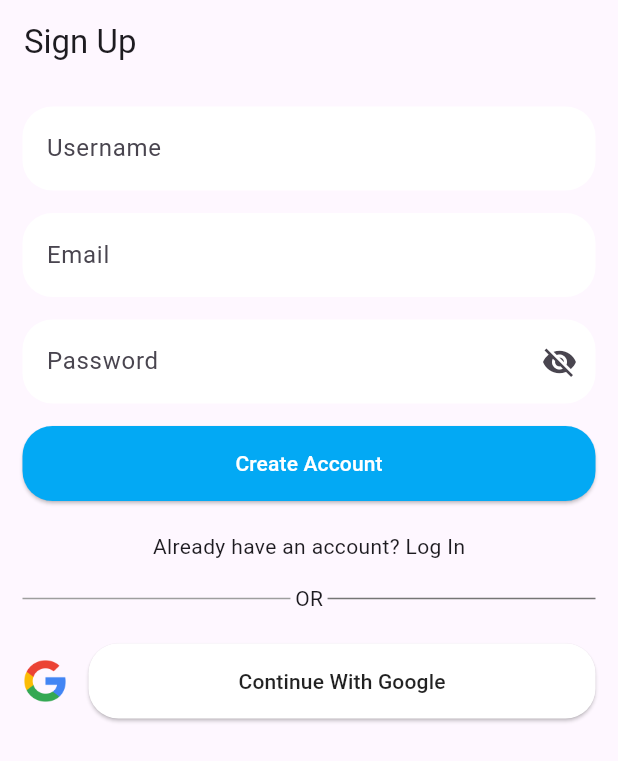
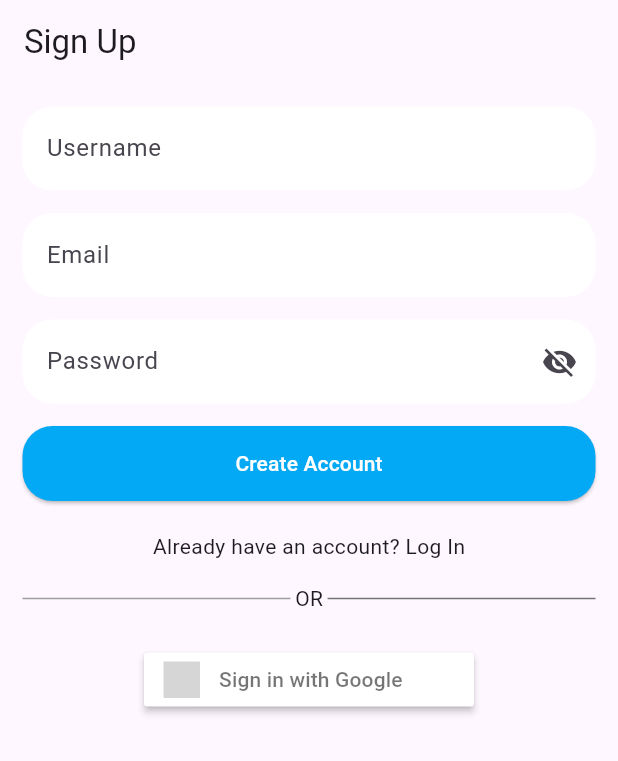
Before and after one commit to Rani1281/ProCal, a Flutter app: the screen it shows after launch, on a phone screen of 412 x 824 dp. Shown: the top 761 px of the screen. Run offline on Flutter 3.47's test engine with Material 3 defaults, Android fonts, the light colour scheme and no system bars; drawn by our look-alikes of sign_in_button; our stand-ins replace cloud_firestore, firebase_auth, firebase_core, fluttertoast, google_sign_in; accounts and stored records are empty; grey boxes are pictures that could not be loaded.

Commit message:
google sign in finish

```diff
--- a/lib/pages/main_auth.dart
+++ b/lib/pages/main_auth.dart
@@ -7,6 +7,7 @@ import 'package:procal/widgets/auth_page_design.dart';
 import 'package:procal/widgets/my_button.dart';
 import 'package:procal/widgets/my_text_field.dart';
 import 'package:procal/widgets/my_toast.dart';
+import 'package:sign_in_button/sign_in_button.dart';
 
 class MainAuthPage extends StatefulWidget {
   const MainAuthPage({required this.destination, super.key});
@@ -23,7 +24,7 @@ class MainAuthPageState extends State<MainAuthPage> {
   late Map<AuthPages, AuthPageDesign> authPages;
 
   final AuthService _auth = AuthService();
-  final MyMoast myToast = MyMoast();
+  final MyToast myToast = MyToast();
 
   final TextEditingController emailControler = TextEditingController();
   final TextEditingController passwordControler = TextEditingController();
@@ -188,40 +189,37 @@ class MainAuthPageState extends State<MainAuthPage> {
               ),
               const SizedBox(height: 20),
 
+              SignInButton(Buttons.google, onPressed: _auth.signInWithGoogle),
+
               // Continue with google button
-              Row(
-                children: [
-                  SizedBox(
-                    height: 30,
-                    width: 30,
-                    child: Image.asset('assets/google-logo.png')
-                  ),
-                  // MyButton(
-                  //   text: 'Continue With Google',
-                  //   onPressed: _auth.signInWithGoogle,
-                  //   bgColor: Colors.white,
-                  //   textColor: Colors.black,
-                  // ),
-                  const SizedBox(width: 14),
+              // Row(
+              //   children: [
+              //     SizedBox(
+              //       height: 30,
+              //       width: 30,
+              //       child: Image.asset('assets/google-logo.png')
+              //     ),
 
-                  Expanded(
-                    child: SizedBox(
-                      height: 50,
-                      child: ElevatedButton.icon(
-                        onPressed: _auth.signInWithGoogle,
-                        label: const Text('Continue With Google'),
-                        style: ElevatedButton.styleFrom(
-                          backgroundColor: Colors.white,
-                          foregroundColor: Colors.black87,
-                          shape: RoundedRectangleBorder(
-                            borderRadius: BorderRadius.circular(20), // Adjust the radius as needed
-                          ),
-                        ),
-                      ),
-                    ),
-                  ),
-                ],
-              ),
+              //     const SizedBox(width: 14),
+
+              //     Expanded(
+              //       child: SizedBox(
+              //         height: 50,
+              //         child: ElevatedButton.icon(
+              //           onPressed: _auth.signInWithGoogle,
+              //           label: const Text('Continue With Google'),
+              //           style: ElevatedButton.styleFrom(
+              //             backgroundColor: Colors.white,
+              //             foregroundColor: Colors.black87,
+              //             shape: RoundedRectangleBorder(
+              //               borderRadius: BorderRadius.circular(20), // Adjust the radius as needed
+              //             ),
+              //           ),
+              //         ),
+              //       ),
+              //     ),
+              //   ],
+              // ),
 
               // ElevatedButton(
               //   onPressed: () => _auth.signInWithGoogle(),
--- a/lib/widgets/my_toast.dart
+++ b/lib/widgets/my_toast.dart
@@ -1,7 +1,7 @@
 import 'package:flutter/material.dart';
 import 'package:fluttertoast/fluttertoast.dart';
 
-class MyMoast {
+class MyToast {
 
   void show(String msg) {
     // Map<types,Color> colors = {
--- a/pubspec.yaml
+++ b/pubspec.yaml
@@ -43,6 +43,7 @@ dependencies:
   fluttertoast: ^8.2.10
   provider: ^6.1.2
   google_sign_in: ^6.2.2
+  sign_in_button: ^3.2.0
 
 dev_dependencies:
   flutter_test:
```
Also changed, not shown: lib/pages/home_page.dart (+7 -1 lines), lib/services/firebase_auth.dart (+17 -14 lines), firebase.json, pubspec.lock, 1 other file.
